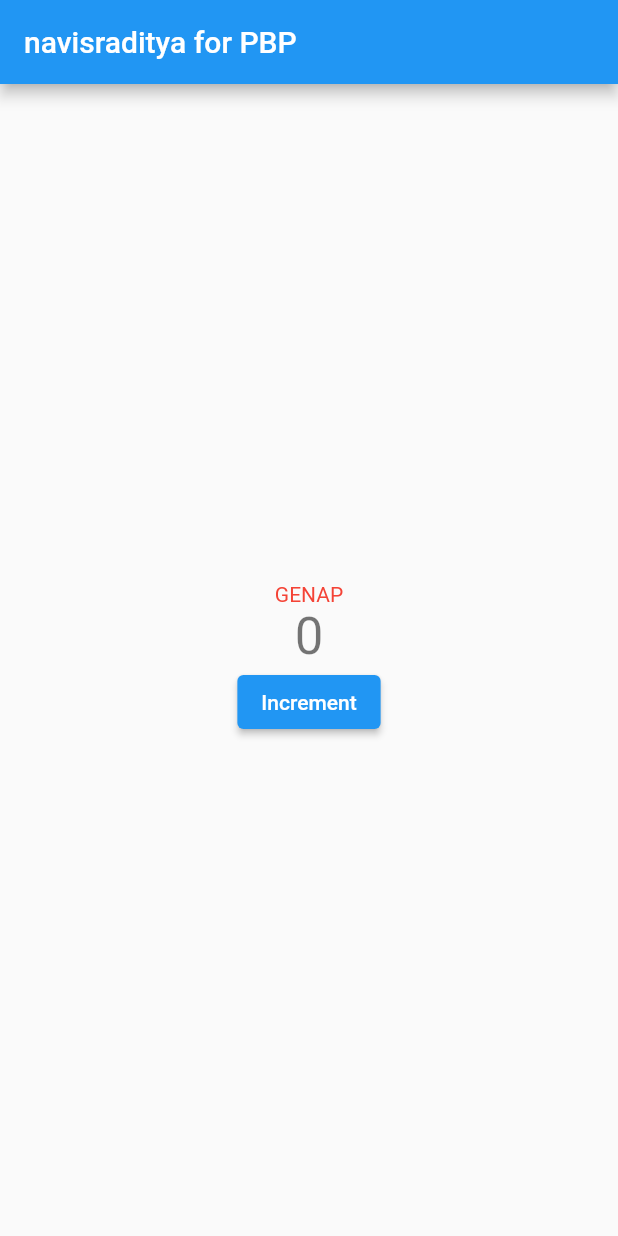
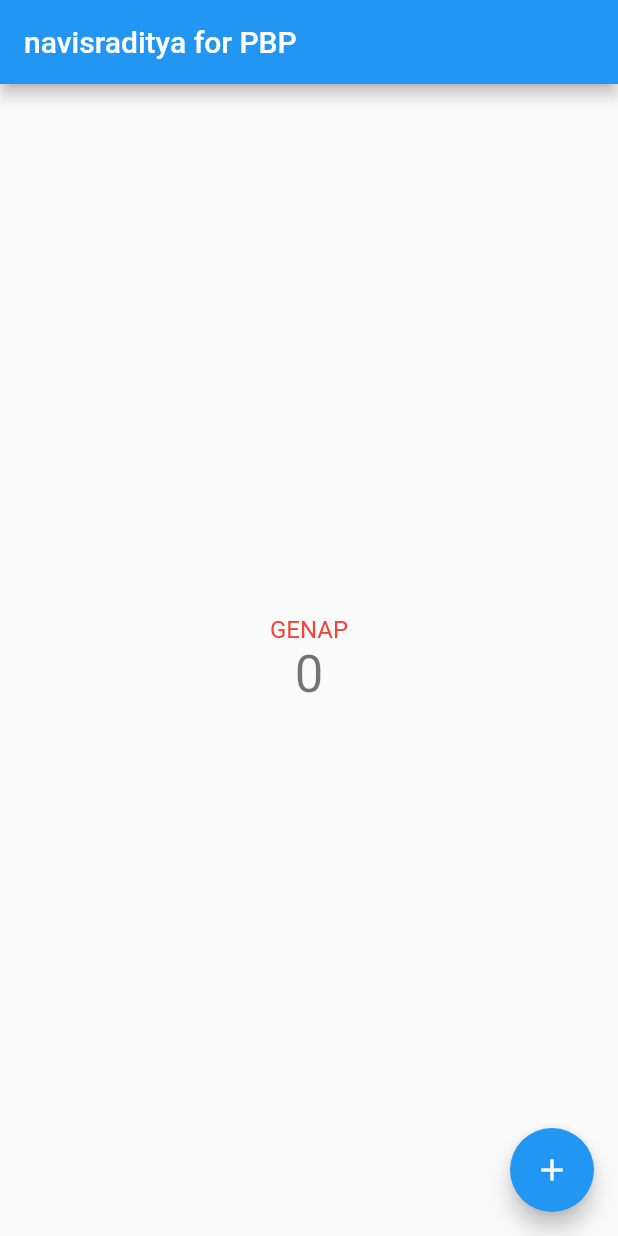
Before and after one commit to navisraditya/PBP_Tugas_Flutter, a Flutter app: the screen it shows after launch, on a phone screen of 412 x 824 dp. Run offline on Flutter 3.47's test engine with Material 2 defaults, Android fonts, the phone set to English and light mode, and no system bars.

Commit message:
button style remake

```diff
--- a/lib/main.dart
+++ b/lib/main.dart
@@ -11,7 +11,7 @@ class MyApp extends StatelessWidget {
   @override
   Widget build(BuildContext context) {
     return MaterialApp(
-      title: 'navisraditya clicker_7',
+      title: 'navisraditya for PBP',
       theme: ThemeData(
         // This is the theme of your application.
         //
@@ -63,9 +63,12 @@ class _MyHomePageState extends State<MyHomePage> {
 
   void _decrementCounter() {
     setState(() {
-      if (_counter > 0) {
+      // This call to setState tells the Flutter framework that something has
+      // changed in this State, which causes it to rerun the build method below
+      // so that the display can reflect the updated values. If we changed
+      // _counter without calling setState(), then the build method would not be
+      // called again, and so nothing would appear to happen.
       _counter--;
-      }
     });
   }
 
@@ -103,40 +106,53 @@ class _MyHomePageState extends State<MyHomePage> {
             // horizontal).
             mainAxisAlignment: MainAxisAlignment.center,
             children: <Widget>[
-            _counter % 2 == 0
-                ? const Text(
+              if (_counter % 2 == 0)
+                const Text(
                   'GENAP',
-                    style: TextStyle(color: Colors.red),
-                  )
-                : const Text(
+                  style: TextStyle(color: Colors.red, fontSize: 16),
+                ),
+              if (_counter % 2 != 0)
+                const Text(
                   'GANJIL',
-                    style: TextStyle(color: Colors.blue),
+                  style: TextStyle(
+                    color: Colors.blue,
+                    fontSize: 16,
+                  ),
                 ),
               Text(
                 '$_counter',
                 style: Theme.of(context).textTheme.headline4,
               ),
-            Row(
-              mainAxisAlignment: MainAxisAlignment.center,
-              children: <Widget>[
-                if (_counter > 0)
-                  ElevatedButton(
-                    child: Text('Decrement'),
-                    onPressed: () => _decrementCounter(),
-                  ),
-                if (_counter > 0)
-                  Container(
-                    width: 15.0,
-                  ),
-                ElevatedButton(
-                  child: Text('Increment'),
-                  onPressed: () => _incrementCounter(),
-                ),
             ],
           ),
+        ),
+        floatingActionButton: Padding(
+          padding: const EdgeInsets.only(left: 30),
+          child: Row(
+            mainAxisAlignment: MainAxisAlignment.spaceBetween,
+            children: <Widget>[
+              Align(
+                alignment: Alignment.bottomLeft,
+                child: Visibility(
+                    visible: _counter == 0 ? false : true,
+                    child: FloatingActionButton(
+                      onPressed: (_counter != 0) ? _decrementCounter : null,
+                      tooltip: 'Decrement',
+                      backgroundColor:
+                          (_counter != 0) ? Colors.blue : Colors.blue,
+                      child: const Icon(Icons.remove),
+                    )),
+              ),
+              Align(
+                alignment: Alignment.bottomRight,
+                child: FloatingActionButton(
+                  onPressed: _incrementCounter,
+                  tooltip: 'Increment',
+                  child: const Icon(Icons.add),
+                ),
+              )
             ],
           ),
-      ), // This trailing comma makes auto-formatting nicer for build methods.
-    );
+        ));
   }
 }
```
Lines whose indentation alone changed are shown as unchanged.
